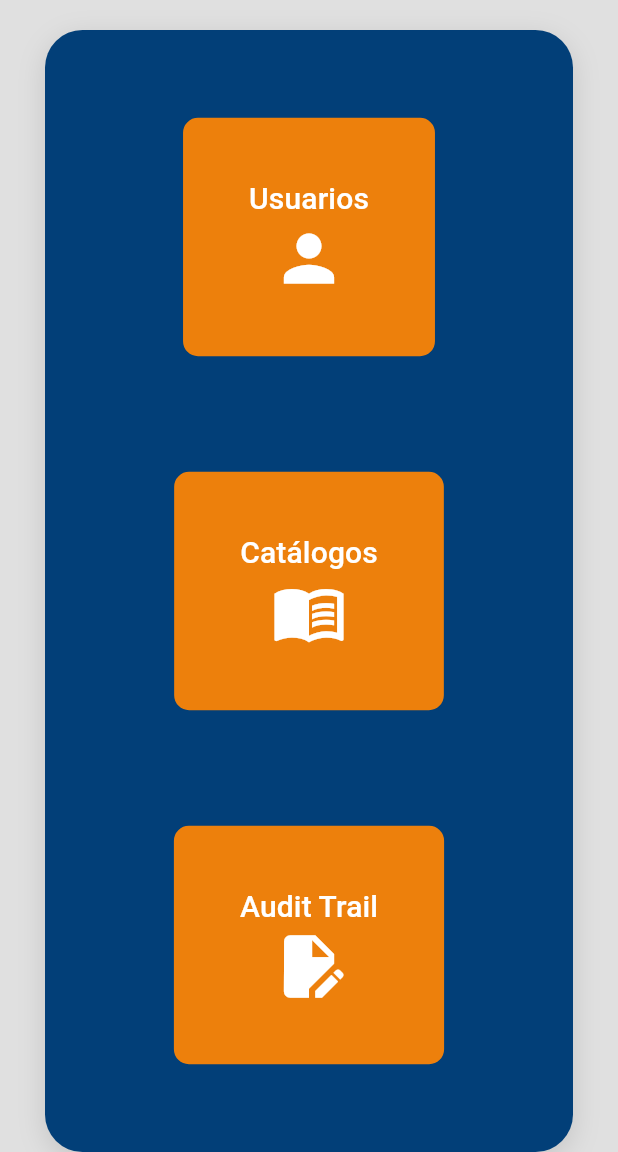
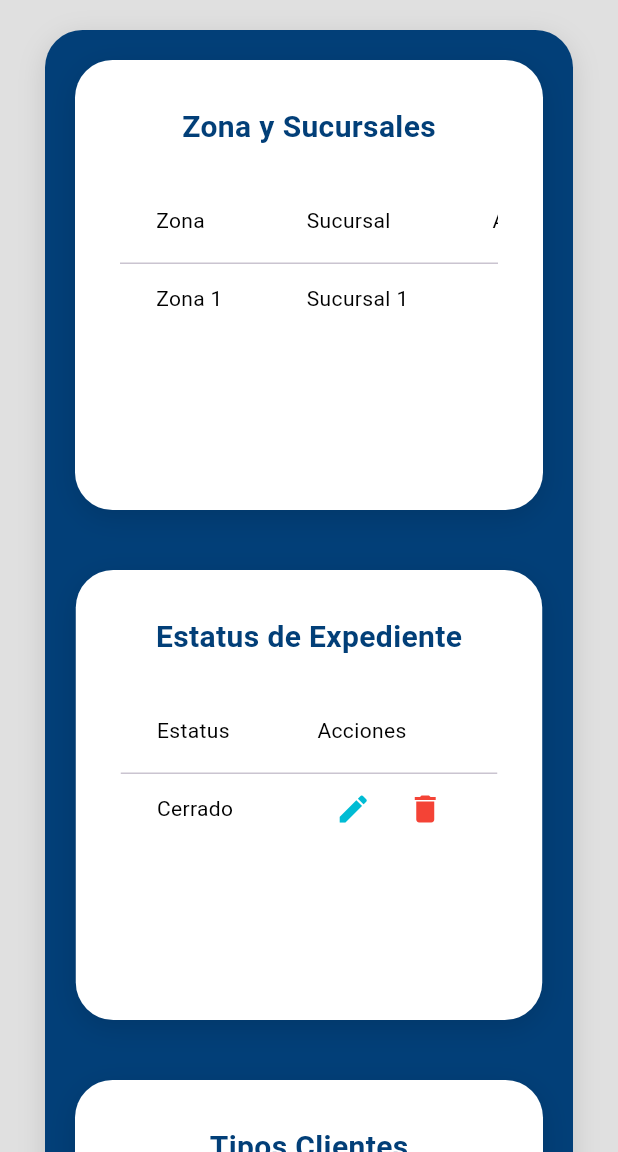
Before and after one commit to oscar-BG/cobranza, a Flutter app: the ConfigScreen screen opened by its route, after a tap on "Catálogos", on a phone screen of 412 x 824 dp, the part 84-1236 px from its top. Run offline on Flutter 3.47's test engine with Material 3 defaults, Android fonts, the phone set to English and light mode, and no system bars.

Commit message:
Feature: screen de catalogo

```diff
--- /dev/null
+++ b/lib/screens/catalogue_screen.dart
@@ -0,0 +1,248 @@
+import 'package:flutter/material.dart';
+import 'package:credito_cobranza/widgets/card_container_home.dart';
+import 'package:credito_cobranza/screens/screens.dart';
+import 'package:credito_cobranza/widgets/custom_popup_menu_button.dart';
+
+class CatalogueScreen extends StatelessWidget {
+  const CatalogueScreen({super.key});
+
+  @override
+  Widget build(BuildContext context) {
+    Axis direction = MediaQuery.of(context).size.width > 1186 ? Axis.horizontal : Axis.vertical;
+    print(MediaQuery.of(context).size.width);
+    return Scaffold(
+      appBar: AppBar(
+        title: Image.asset('assets/images/infra.png', width: 100, height: 50, fit: BoxFit.contain,),
+        backgroundColor: Color.fromRGBO(237, 128, 12, 1),
+        actions: [
+          IconButton(
+            iconSize: 30,
+            icon: const Icon(
+              Icons.notifications_active,
+              color: Color.fromRGBO(2, 63, 120, 1),
+            ),
+            onPressed: () {},
+          ),
+          const SizedBox(width: 10,),
+
+          CustomPopupMenuButton(
+            onSelected: (String value, BuildContext parentContext) {
+              print(value); // Imprimir el valor seleccionado
+              // Manejar las opciones seleccionadas
+              switch (value) {
+                case 'configuracion':
+                  final route = MaterialPageRoute(builder: (context) => const ConfigScreen());
+                  Navigator.push(context, route);
+                  break;
+                case 'cerrar_sesion':
+                  Navigator.pushReplacementNamed(parentContext, 'login');
+                  break;
+              }
+            },
+          ),
+        ],
+      ),
+      body: SingleChildScrollView(
+        scrollDirection: Axis.vertical,
+        child: Padding(
+          padding: EdgeInsets.only(top: 20),
+          child: CardContainerHome(
+            child: Flex(
+              direction: direction,
+              mainAxisAlignment: MainAxisAlignment.spaceAround,
+              children: const <Widget> [
+                _CardZone(),
+                SizedBox(height: 40),
+                _CardStatusProceedings(),
+                SizedBox(height: 40),
+                _CardTypeClient(),
+              ],
+            ),
+          ),
+        ),
+      ),
+    );
+  }
+}
+
+class _CardZone extends StatelessWidget {
+  const _CardZone({super.key});
+
+  @override
+  Widget build(BuildContext context) {
+    return ConstrainedBox(
+      constraints: BoxConstraints(minHeight: 300),
+      child: Container(
+        decoration: _createCardShape(),
+        child: Padding(
+          padding: const EdgeInsets.all(30.0),
+          child: Column(
+            mainAxisSize: MainAxisSize.min,
+            children: [
+              const Text('Zona y Sucursales', style: TextStyle( fontSize: 20, fontWeight: FontWeight.bold, color: Color.fromRGBO(2, 63, 120, 1)),),
+              SizedBox(height: 20,),
+              SingleChildScrollView(
+                scrollDirection: Axis.horizontal,
+                child: DataTable(
+                  headingTextStyle: const TextStyle(color: Colors.black),
+                  dataTextStyle: const TextStyle(color: Colors.black),
+                  columns: const <DataColumn>[
+                    DataColumn(label: Expanded(child: Text('Zona'))),
+                    DataColumn(label: Expanded(child: Text('Sucursal'),)),
+                    DataColumn(label: Expanded(child: Text('Acciones'),)),
+                  ],
+                  rows: <DataRow>[
+                    DataRow(cells: <DataCell>[
+                      DataCell(Text('Zona 1')),
+                      DataCell(Text('Sucursal 1')),
+                      DataCell(Row(
+                        children: [
+                          IconButton(
+                            icon: Icon(Icons.edit, color: Colors.cyan),
+                            onPressed: () {
+                              // Lógica para editar el usuario
+                            },
+                          ),
+                          IconButton(
+                            icon: Icon(Icons.delete, color: Colors.red),
+                            onPressed: () {
+                              // Lógica para eliminar el usuario
+                            },
+                          ),
+                        ],
+                      ))
+                    ])
+                  ],
+                ),
+              )
+            ],
+          ),
+        ),
+      ),
+    );
+  }
+}
+
+class _CardStatusProceedings extends StatelessWidget {
+  const _CardStatusProceedings({super.key});
+
+  @override
+  Widget build(BuildContext context) {
+    return ConstrainedBox(
+      constraints: BoxConstraints(minHeight: 300),
+      child: Container(
+        decoration: _createCardShape(),
+        child: Padding(
+          padding: const EdgeInsets.all(30.0),
+          child: Column(
+            mainAxisSize: MainAxisSize.min,
+            children: [
+              const Text('Estatus de Expediente', style: TextStyle( fontSize: 20, fontWeight: FontWeight.bold, color: Color.fromRGBO(2, 63, 120, 1)),),
+              SizedBox(height: 20,),
+              SingleChildScrollView(
+                scrollDirection: Axis.horizontal,
+                child: DataTable(
+                  headingTextStyle: const TextStyle(color: Colors.black),
+                  dataTextStyle: const TextStyle(color: Colors.black),
+                  columns: const <DataColumn>[
+                    DataColumn(label: Expanded(child: Text('Estatus'))),
+                    DataColumn(label: Expanded(child: Text('Acciones'),)),
+                  ],
+                  rows: <DataRow>[
+                    DataRow(cells: <DataCell>[
+                      DataCell(Text('Cerrado')),
+                      DataCell(Row(
+                        children: [
+                          IconButton(
+                            icon: Icon(Icons.edit, color: Colors.cyan),
+                            onPressed: () {
+                              // Lógica para editar el usuario
+                            },
+                          ),
+                          IconButton(
+                            icon: Icon(Icons.delete, color: Colors.red),
+                            onPressed: () {
+                              // Lógica para eliminar el usuario
+                            },
+                          ),
+                        ],
+                      ))
+                    ])
+                  ],
+                ),
+              )
+            ],
+          ),
+        ),
+      ),
+    );
+  }
+}
+
+class _CardTypeClient extends StatelessWidget {
+  const _CardTypeClient({super.key});
+
+  @override
+  Widget build(BuildContext context) {
+    return ConstrainedBox(
+      constraints: BoxConstraints(minHeight: 300),
+      child: Container(
+        decoration: _createCardShape(),
+        child: Padding(
+          padding: const EdgeInsets.all(30.0),
+          child: Column(
+            mainAxisSize: MainAxisSize.min,
+            children: [
+              const Text('Tipos Clientes', style: TextStyle( fontSize: 20, fontWeight: FontWeight.bold, color: Color.fromRGBO(2, 63, 120, 1)),),
+              SizedBox(height: 20),
+              SingleChildScrollView(
+                scrollDirection: Axis.horizontal,
+                child: DataTable(
+                  headingTextStyle: const TextStyle(color: Colors.black),
+                  dataTextStyle: const TextStyle(color: Colors.black),
+                  columns: const <DataColumn>[
+                    DataColumn(label: Expanded(child: Text('Estatus'))),
+                    DataColumn(label: Expanded(child: Text('Acciones'),)),
+                  ],
+                  rows: <DataRow>[
+                    DataRow(cells: <DataCell>[
+                      DataCell(Text('Persona fisica')),
+                      DataCell(Row(
+                        children: [
+                          IconButton(
+                            icon: Icon(Icons.edit, color: Colors.cyan),
+                            onPressed: () {
+                              // Lógica para editar el usuario
+                            },
+                          ),
+                          IconButton(
+                            icon: Icon(Icons.delete, color: Colors.red),
+                            onPressed: () {
+                              // Lógica para eliminar el usuario
+                            },
+                          ),
+                        ],
+                      ))
+                    ])
+                  ],
+                ),
+              )
+            ],
+          ),
+        ),
+      ),
+    );
+  }
+}
+
+BoxDecoration _createCardShape() => BoxDecoration(
+  color: Colors.white,
+  borderRadius: BorderRadius.circular(25),
+  boxShadow: const [
+      BoxShadow(
+        color: Colors.black12,
+        blurRadius: 15,
+        offset: Offset(0,5),
+      )
+    ]
+);
--- a/lib/screens/config_screen.dart
+++ b/lib/screens/config_screen.dart
@@ -113,7 +113,8 @@ class _MenuCatalogue extends StatelessWidget {
         padding: const EdgeInsets.all(30.0),
         child: TextButton(
           onPressed: () {
-            // Aquí puedes agregar la lógica para redirigir a otra pestaña
+            final route = MaterialPageRoute(builder: (context) => const CatalogueScreen());
+            Navigator.push(context, route);
           },
           child: const Column(
             mainAxisSize: MainAxisSize.min,
@@ -146,7 +147,8 @@ class _MenuAuditTrail extends StatelessWidget {
         padding: const EdgeInsets.all(30.0),
         child: TextButton(
           onPressed: () {
-            // Aquí puedes agregar la lógica para redirigir a otra pestaña
+            final route = MaterialPageRoute(builder: (context) => const AuditTrailScreen());
+            Navigator.push(context, route);
           },
           child: const Column(
             mainAxisSize: MainAxisSize.min,
--- a/lib/screens/screens.dart
+++ b/lib/screens/screens.dart
@@ -4,3 +4,5 @@ export 'package:credito_cobranza/screens/search_client_screen.dart';
 export 'package:credito_cobranza/screens/form_new_credit_screen.dart';
 export 'package:credito_cobranza/screens/config_screen.dart';
 export 'package:credito_cobranza/screens/user_manager_screen.dart';
+export 'package:credito_cobranza/screens/catalogue_screen.dart';
+export 'package:credito_cobranza/screens/audit_trail_screen.dart';
```
Also changed, not shown: lib/screens/audit_trail_screen.dart (added, +44 -0 lines), lib/screens/user_manager_screen.dart (+94 -1 lines).
